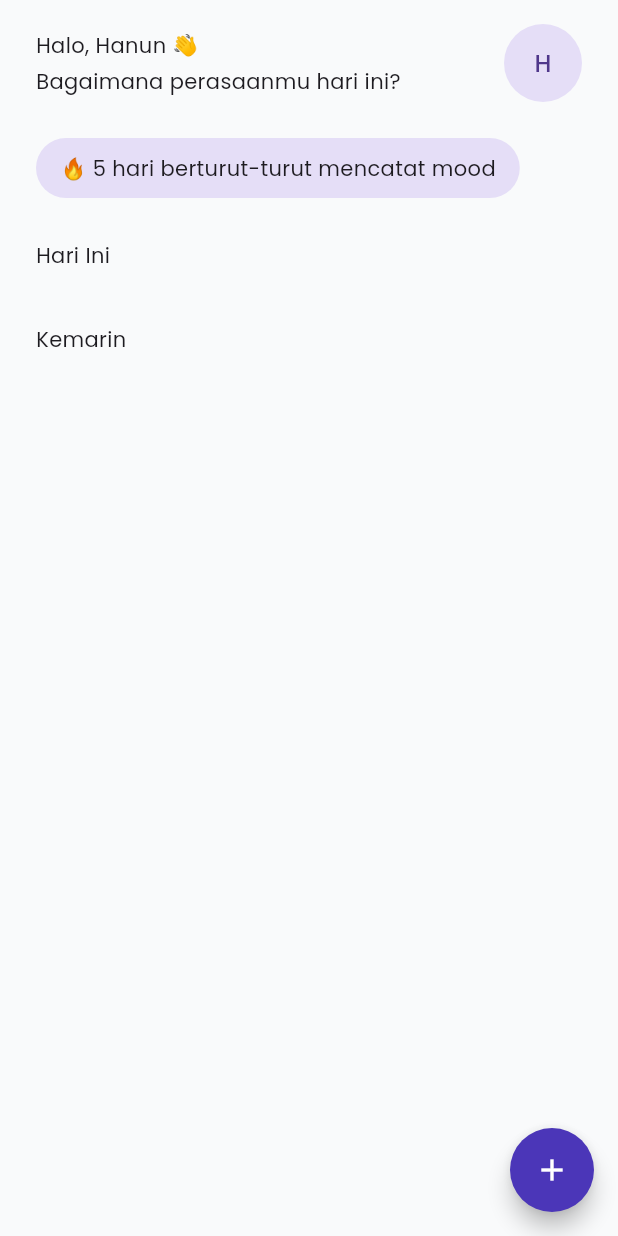
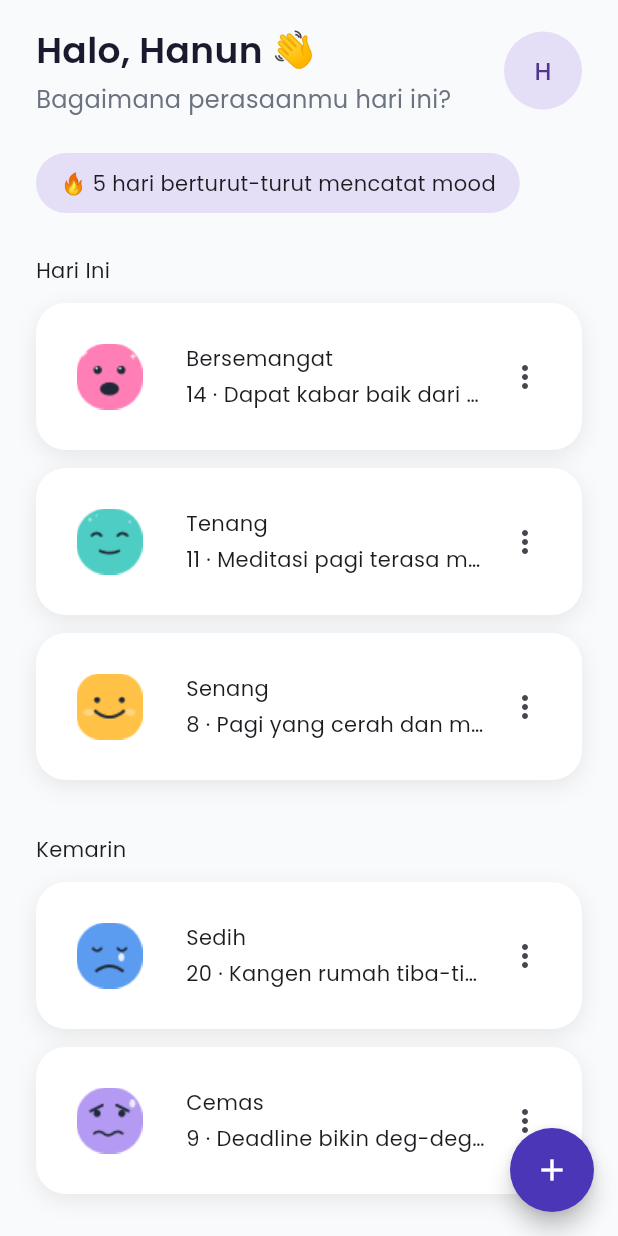
Before and after one commit to arissanakaharu/mood-tracker, a Flutter app: the screen it shows after launch, on a phone screen of 412 x 824 dp. Run offline on Flutter 3.47's test engine with Material 3 defaults, Android fonts, the phone set to English and light mode, and no system bars; our stand-ins replace google_fonts.

Commit message:
style: add widget and moot icons

```diff
--- a/lib/main.dart
+++ b/lib/main.dart
@@ -41,6 +41,7 @@ extension MoodX on Mood {
         Mood.sedih => const Color(0xFF6C9BEA),
         Mood.cemas => const Color(0xFFB59DEB),
       };
+  String get asset => 'assets/images/moods/$name.png';
 }
 
 class MoodEntry {
@@ -48,8 +49,10 @@ class MoodEntry {
   final DateTime time;
   final String note;
   const MoodEntry({required this.mood, required this.time, required this.note});
+
+String get timeLabel =>
+    '${time.hour.toString().padLeft(2, '0')}:${time.minute.toString().padLeft(2, '0')}';
 }
-
 // ─────────────────────────────────────────────
 // 2. HOME PAGE
 // ─────────────────────────────────────────────
@@ -58,9 +61,26 @@ class HomePage extends StatelessWidget {
 
   @override
   Widget build(BuildContext context) {
-    // TODO: ganti dengan data asli (state management / database)
-    final today = <MoodEntry>[];
-    final yesterday = <MoodEntry>[];
+    final now = DateTime.now();
+final yesterdayDate = now.subtract(const Duration(days: 1));
+
+DateTime at(DateTime day, int h, int m) =>
+    DateTime(day.year, day.month, day.day, h, m);
+
+bool sameDay(DateTime a, DateTime b) =>
+    a.year == b.year && a.month == b.month && a.day == b.day;
+
+// TODO: ganti dengan data asli (state management / database)
+final entries = [
+  MoodEntry(mood: Mood.bersemangat, time: at(now, 14, 20), note: 'Dapat kabar baik dari klien'),
+  MoodEntry(mood: Mood.tenang, time: at(now, 11, 0), note: 'Meditasi pagi terasa menenangkan'),
+  MoodEntry(mood: Mood.senang, time: at(now, 8, 30), note: 'Pagi yang cerah dan menyenangkan'),
+  MoodEntry(mood: Mood.sedih, time: at(yesterdayDate, 20, 15), note: 'Kangen rumah tiba-tiba'),
+  MoodEntry(mood: Mood.cemas, time: at(yesterdayDate, 9, 0), note: 'Deadline bikin deg-degan'),
+];
+
+final today = entries.where((e) => sameDay(e.time, now)).toList();
+final yesterday = entries.where((e) => sameDay(e.time, yesterdayDate)).toList();
 
     return Scaffold(
       backgroundColor: const Color(0xFFF9FAFB),
@@ -107,9 +127,13 @@ class _Header extends StatelessWidget {
           child: Column(
             crossAxisAlignment: CrossAxisAlignment.start,
             children: [
-              Text('Halo, $name 👋'), // TODO: style bold
+              Text(
+                'Halo, $name 👋',
+              style: const TextStyle(fontSize: 24,fontWeight: FontWeight.w600,color: Color(0xFF1A1A2E),
+              )
+              ),
               const SizedBox(height: 4),
-              const Text('Bagaimana perasaanmu hari ini?'), // TODO: style abu-abu
+              const Text('Bagaimana perasaanmu hari ini?',style: TextStyle(fontSize: 16, color: Color(0xFF6B7280))),
             ],
           ),
         ),
@@ -183,7 +207,7 @@ class _MoodCard extends StatelessWidget {
                 Text(entry.mood.label),
                 const SizedBox(height: 4),
                 Text(
-                  '${entry.time.hour}:${entry.time.minute} · ${entry.note}',
+                  '${entry.time.hour} · ${entry.note}',
                   maxLines: 1,
                   overflow: TextOverflow.ellipsis,
                 ),
@@ -207,15 +231,6 @@ class _MoodIcon extends StatelessWidget {
 
   @override
   Widget build(BuildContext context) {
-    return Container(
-      width: 70,
-      height: 70,
-      decoration: BoxDecoration(
-        color: mood.color,
-        borderRadius: BorderRadius.circular(22),
-      ),
-      // TODO: ganti dengan SvgPicture / Image.asset wajah per mood
-      child: const Icon(Icons.emoji_emotions_outlined, color: Colors.white),
-    );
+    return Image.asset(mood.asset, width: 70, height: 70);
   }
 }
--- a/pubspec.yaml
+++ b/pubspec.yaml
@@ -58,6 +58,10 @@ flutter:
   # included with your application, so that you can use the icons in
   # the material Icons class.
   uses-material-design: true
+  assets:
+    - assets/images/moods/
+
+
 
   # To add assets to your application, add an assets section, like this:
   # assets:
```
Also changed, not shown: assets/images/moods/bersemangat.png (added), assets/images/moods/cemas.png (added), assets/images/moods/sedih.png (added), assets/images/moods/senang.png (added), assets/images/moods/tenang.png (added).
